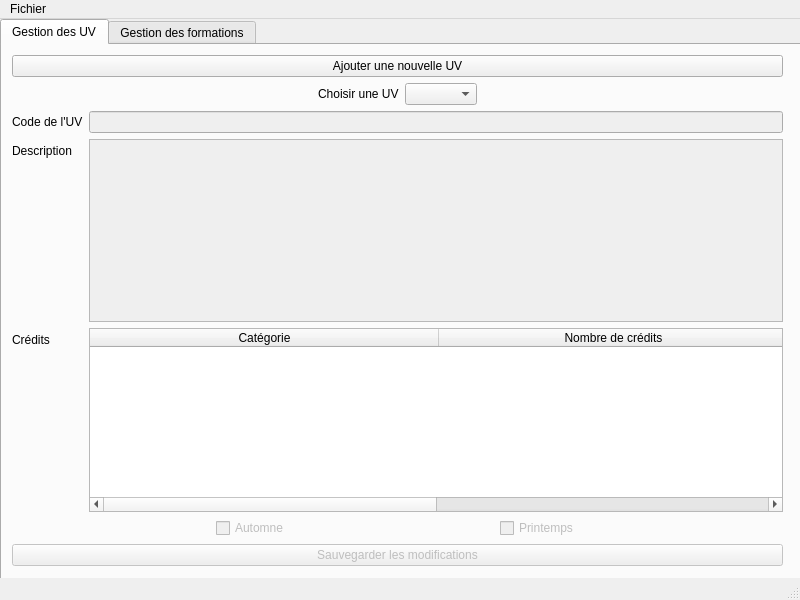
Clement-Fichmann/UTProfiler, file mainwindow.ui: the form before one commit.
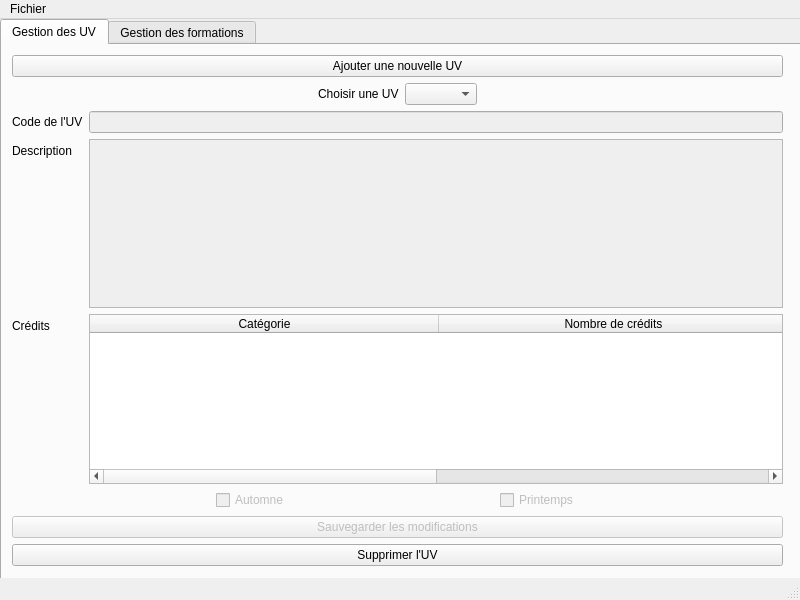
The form after the commit.

Patch:
```diff
--- a/mainwindow.ui
+++ b/mainwindow.ui
@@ -235,6 +235,13 @@
          </property>
         </widget>
        </item>
+       <item>
+        <widget class="QPushButton" name="btnDeleteUV">
+         <property name="text">
+          <string>Supprimer l'UV</string>
+         </property>
+        </widget>
+       </item>
       </layout>
      </widget>
     </widget>
```
